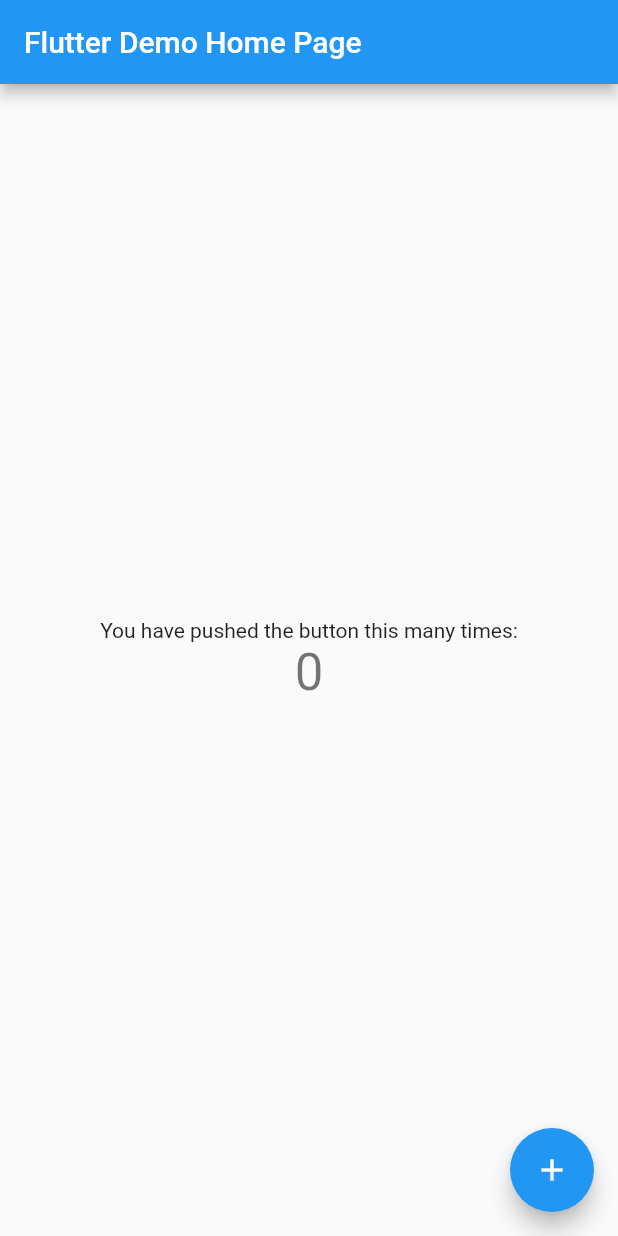
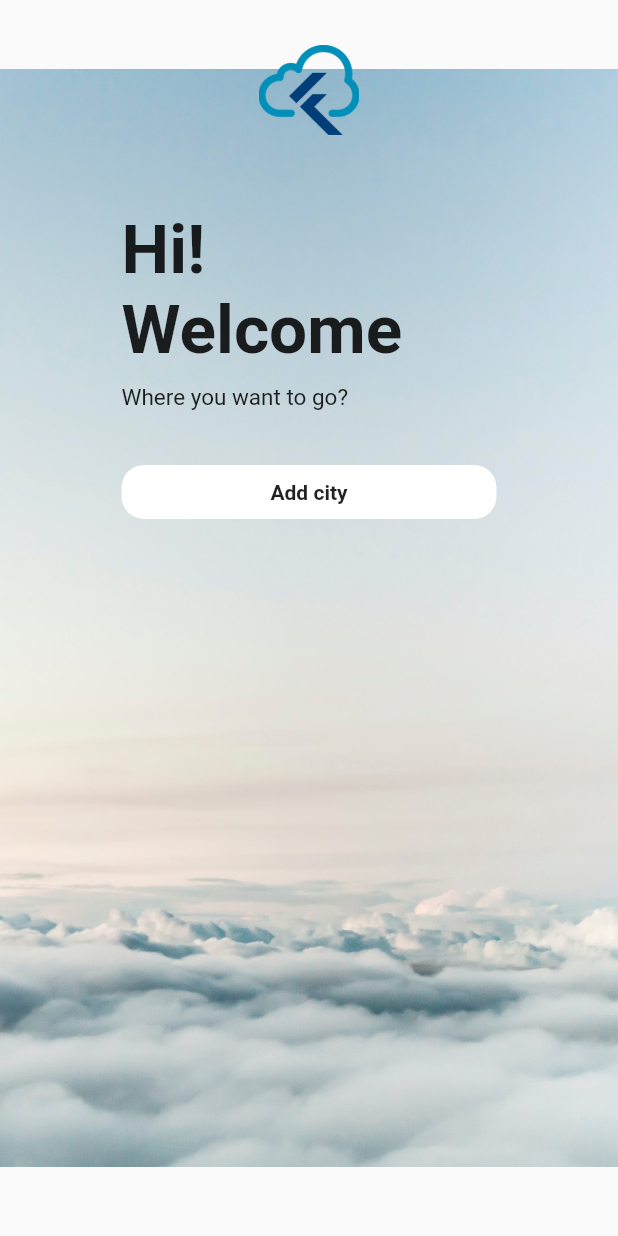
Before and after one commit to emicastro/weatherapp, a Flutter app: the screen it shows after launch, on a phone screen of 412 x 824 dp. Run offline on Flutter 3.47's test engine with Material 2 defaults, Android fonts, the phone set to English and light mode, and no system bars.

Commit message:
Adds basic home page

```diff
--- a/lib/main.dart
+++ b/lib/main.dart
@@ -1,4 +1,6 @@
 import 'package:flutter/material.dart';
+
+import 'ui/home_page.dart';
 
 void main() {
   runApp(MyApp());
@@ -8,59 +10,10 @@ class MyApp extends StatelessWidget {
   @override
   Widget build(BuildContext context) {
     return MaterialApp(
-      title: 'Flutter Demo',
-      theme: ThemeData(
-        primarySwatch: Colors.blue,
-        visualDensity: VisualDensity.adaptivePlatformDensity,
-      ),
-      home: MyHomePage(title: 'Flutter Demo Home Page'),
+      title: 'Weather',
+      debugShowCheckedModeBanner: false,
+      theme: ThemeData.light(),
+      home: HomePage(),
     );
   }
 }
-
-class MyHomePage extends StatefulWidget {
-  MyHomePage({Key key, this.title}) : super(key: key);
-
-  final String title;
-
-  @override
-  _MyHomePageState createState() => _MyHomePageState();
-}
-
-class _MyHomePageState extends State<MyHomePage> {
-  int _counter = 0;
-
-  void _incrementCounter() {
-    setState(() {
-      _counter++;
-    });
-  }
-
-  @override
-  Widget build(BuildContext context) {
-    return Scaffold(
-      appBar: AppBar(
-        title: Text(widget.title),
-      ),
-      body: Center(
-        child: Column(
-          mainAxisAlignment: MainAxisAlignment.center,
-          children: <Widget>[
-            Text(
-              'You have pushed the button this many times:',
-            ),
-            Text(
-              '$_counter',
-              style: Theme.of(context).textTheme.headline4,
-            ),
-          ],
-        ),
-      ),
-      floatingActionButton: FloatingActionButton(
-        onPressed: _incrementCounter,
-        tooltip: 'Increment',
-        child: Icon(Icons.add),
-      ),
-    );
-  }
-}
--- /dev/null
+++ b/lib/ui/home_page.dart
@@ -0,0 +1,72 @@
+import 'package:flutter/material.dart';
+
+class HomePage extends StatelessWidget {
+  const HomePage({Key key}) : super(key: key);
+
+  @override
+  Widget build(BuildContext context) {
+    return Scaffold(
+        body: Stack(
+      fit: StackFit.expand,
+      children: [
+        Positioned.fill(
+            child: Image.asset(
+          'assets/welcome.jpg',
+        )),
+        SafeArea(
+          child: Center(
+            child: Container(
+              constraints: BoxConstraints(
+                maxWidth: 250.0,
+              ),
+              child: Column(
+                crossAxisAlignment: CrossAxisAlignment.stretch,
+                children: [
+                  const SizedBox(
+                    height: 30,
+                  ),
+                  Image.asset('assets/logo.png', height: 60),
+                  const SizedBox(
+                    height: 50,
+                  ),
+                  Text('Hi!\nWelcome',
+                      textAlign: TextAlign.start,
+                      style: TextStyle(
+                        fontSize: 45,
+                        fontWeight: FontWeight.bold,
+                      )),
+                  const SizedBox(
+                    height: 10,
+                  ),
+                  Text(
+                    'Where you want to go?',
+                    textAlign: TextAlign.start,
+                    style: TextStyle(
+                      fontSize: 15,
+                    ),
+                  ),
+                  const SizedBox(
+                    height: 30,
+                  ),
+                  RaisedButton(
+                    color: Colors.white,
+                    elevation: 0,
+                    shape: RoundedRectangleBorder(
+                        borderRadius: BorderRadius.circular(
+                      15.0,
+                    )),
+                    child: Text(
+                      'Add city',
+                      style: TextStyle(fontWeight: FontWeight.bold),
+                    ),
+                    onPressed: () {},
+                  )
+                ],
+              ),
+            ),
+          ),
+        )
+      ],
+    ));
+  }
+}
```
